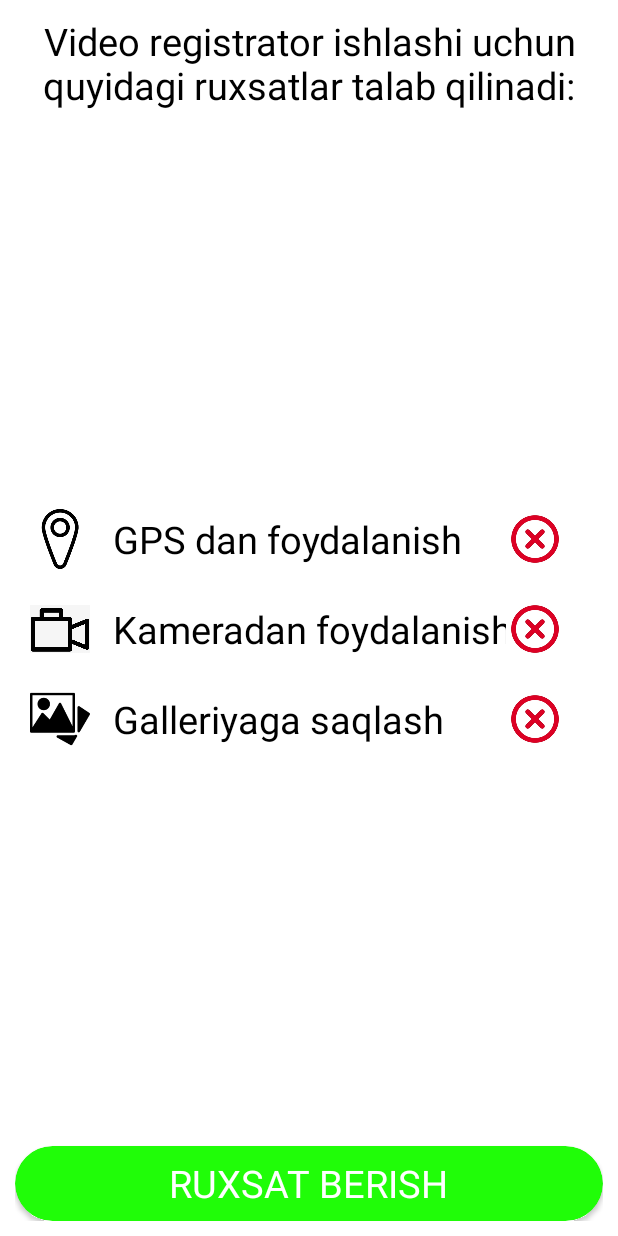
After one commit to zulfiqor7478/Video_app, an Android app: the layout activity_splash.xml on its own in the app's theme, with its tools: preview values and no code run, on a phone screen of 412 x 824 dp. The commit adds this screen. Run offline under Robolectric (Android 15) with nearby library versions, the phone set to English and light mode, and no system bars.

Commit message:
commit_splashActivity

```diff
--- a/app/src/main/res/layout/activity_main.xml
+++ b/app/src/main/res/layout/activity_main.xml
@@ -10,7 +10,7 @@
     <androidx.camera.view.PreviewView
         android:id="@+id/viewFinder"
         android:layout_width="match_parent"
-        android:layout_height="match_parent" />
+        android:layout_height="match_parent"/>
 
     <Button
         android:id="@+id/image_capture_button"
--- /dev/null
+++ b/app/src/main/res/layout/activity_splash.xml
@@ -0,0 +1,155 @@
+<?xml version="1.0" encoding="utf-8"?>
+<androidx.constraintlayout.widget.ConstraintLayout xmlns:android="http://schemas.android.com/apk/res/android"
+    xmlns:app="http://schemas.android.com/apk/res-auto"
+    xmlns:tools="http://schemas.android.com/tools"
+    android:layout_width="match_parent"
+    android:layout_height="match_parent"
+    android:padding="10dp"
+    tools:context=".SplashActivity">
+    <TextView
+        android:id="@+id/text1"
+        android:text="@string/text1"
+        android:textSize="25sp"
+        android:gravity="center"
+        android:textColor="@color/black"
+        android:layout_width="match_parent"
+        android:layout_height="wrap_content"
+        app:layout_constraintTop_toTopOf="parent"
+        app:layout_constraintLeft_toLeftOf="parent"
+        app:layout_constraintRight_toRightOf="parent"/>
+    <LinearLayout
+        android:id="@+id/linear"
+        android:orientation="vertical"
+        android:padding="10dp"
+        app:layout_constraintTop_toBottomOf="@id/text1"
+        app:layout_constraintLeft_toLeftOf="parent"
+        app:layout_constraintRight_toRightOf="parent"
+        app:layout_constraintBottom_toTopOf="@id/card"
+        android:layout_width="match_parent"
+        android:layout_height="wrap_content">
+        <androidx.constraintlayout.widget.ConstraintLayout
+            android:id="@+id/constraint1"
+            android:layout_marginBottom="20dp"
+            android:layout_width="match_parent"
+            android:layout_height="wrap_content">
+            <ImageView
+                android:id="@+id/image_gps"
+                android:src="@drawable/gps_icon"
+                app:layout_constraintTop_toTopOf="@id/constraint1"
+                app:layout_constraintBottom_toBottomOf="@id/constraint1"
+                app:layout_constraintLeft_toLeftOf="@id/constraint1"
+                android:layout_width="40dp"
+                android:layout_height="40dp"/>
+            <TextView
+                android:id="@+id/tv_gps"
+                android:text="@string/gps"
+                android:textColor="@color/black"
+                android:textSize="25sp"
+                app:layout_constraintTop_toTopOf="@id/constraint1"
+                app:layout_constraintBottom_toBottomOf="@id/constraint1"
+                app:layout_constraintLeft_toRightOf="@id/image_gps"
+                android:layout_marginStart="15dp"
+                android:layout_width="wrap_content"
+                android:layout_height="wrap_content"/>
+            <ImageView
+                android:id="@+id/image_gps_x"
+                app:layout_constraintTop_toTopOf="@id/constraint1"
+                app:layout_constraintBottom_toBottomOf="@id/constraint1"
+                app:layout_constraintRight_toRightOf="@id/constraint1"
+                android:layout_marginEnd="15dp"
+                android:src="@drawable/error_icon"
+                android:layout_width="40dp"
+                android:layout_height="40dp"/>
+        </androidx.constraintlayout.widget.ConstraintLayout>
+        <androidx.constraintlayout.widget.ConstraintLayout
+            android:id="@+id/constraint2"
+            android:layout_marginBottom="20dp"
+            android:layout_width="match_parent"
+            android:layout_height="wrap_content">
+            <ImageView
+                android:id="@+id/image_kamera"
+                android:src="@drawable/kamera_icon"
+                app:layout_constraintTop_toTopOf="@id/constraint2"
+                app:layout_constraintBottom_toBottomOf="@id/constraint2"
+                app:layout_constraintLeft_toLeftOf="@id/constraint2"
+                app:layout_constraintRight_toLeftOf="@id/tv_kamera"
+                android:layout_width="40dp"
+                android:layout_height="40dp"/>
+            <TextView
+                android:id="@+id/tv_kamera"
+                android:text="@string/kamera"
+                android:textColor="@color/black"
+                android:textSize="25sp"
+                app:layout_constraintTop_toTopOf="@id/constraint2"
+                app:layout_constraintBottom_toBottomOf="@id/constraint2"
+                app:layout_constraintLeft_toRightOf="@id/image_kamera"
+                android:layout_marginStart="15dp"
+                android:layout_width="wrap_content"
+                android:layout_height="wrap_content"/>
+            <ImageView
+                android:id="@+id/image_kamera_x"
+                app:layout_constraintTop_toTopOf="@id/constraint2"
+                app:layout_constraintBottom_toBottomOf="@id/constraint2"
+                app:layout_constraintRight_toRightOf="@id/constraint2"
+                android:layout_marginEnd="15dp"
+                android:src="@drawable/error_icon"
+                android:layout_width="40dp"
+                android:layout_height="40dp"/>
+        </androidx.constraintlayout.widget.ConstraintLayout>
+        <androidx.constraintlayout.widget.ConstraintLayout
+            android:id="@+id/constraint3"
+            android:layout_width="match_parent"
+            android:layout_height="wrap_content">
+            <ImageView
+                android:id="@+id/image_galleriya"
+                android:src="@drawable/galleriya_icon"
+                app:layout_constraintTop_toTopOf="@id/constraint3"
+                app:layout_constraintBottom_toBottomOf="@id/constraint3"
+                app:layout_constraintLeft_toLeftOf="@id/constraint3"
+                app:layout_constraintRight_toLeftOf="@id/tv_galleriya"
+                android:layout_width="40dp"
+                android:layout_height="40dp"/>
+            <TextView
+                android:id="@+id/tv_galleriya"
+                android:text="@string/galleriya"
+                android:textColor="@color/black"
+                android:textSize="25sp"
+                app:layout_constraintTop_toTopOf="@id/constraint3"
+                app:layout_constraintBottom_toBottomOf="@id/constraint3"
+                app:layout_constraintLeft_toRightOf="@id/image_galleriya"
+                android:layout_marginStart="15dp"
+                android:layout_width="wrap_content"
+                android:layout_height="wrap_content"/>
+            <ImageView
+                android:id="@+id/image_galleriya_x"
+                app:layout_constraintTop_toTopOf="@id/constraint3"
+                app:layout_constraintBottom_toBottomOf="@id/constraint3"
+                app:layout_constraintRight_toRightOf="@id/constraint3"
+                android:layout_marginEnd="15dp"
+                android:src="@drawable/error_icon"
+                android:layout_width="40dp"
+                android:layout_height="40dp"/>
+        </androidx.constraintlayout.widget.ConstraintLayout>
+    </LinearLayout>
+    <androidx.cardview.widget.CardView
+        android:id="@+id/card"
+        app:cardCornerRadius="25dp"
+        app:cardBackgroundColor="#20FD08"
+        android:layout_width="match_parent"
+        android:layout_height="50dp"
+        android:clickable="true"
+        app:layout_constraintBottom_toBottomOf="parent"
+        app:layout_constraintLeft_toLeftOf="parent"
+        app:layout_constraintRight_toRightOf="parent">
+        <TextView
+            android:text="Ruxsat berish"
+            android:textAllCaps="true"
+            android:textSize="25sp"
+            android:layout_gravity="center"
+            android:gravity="center"
+            android:textColor="@color/white"
+            android:layout_width="wrap_content"
+            android:layout_height="wrap_content"/>
+    </androidx.cardview.widget.CardView>
+
+</androidx.constraintlayout.widget.ConstraintLayout>
--- /dev/null
+++ b/app/src/main/res/layout/custom_permission_dialog.xml
@@ -0,0 +1,6 @@
+<?xml version="1.0" encoding="utf-8"?>
+<androidx.constraintlayout.widget.ConstraintLayout xmlns:android="http://schemas.android.com/apk/res/android"
+             android:layout_width="match_parent"
+             android:layout_height="match_parent">
+
+</androidx.constraintlayout.widget.ConstraintLayout>
--- a/app/src/main/res/values/strings.xml
+++ b/app/src/main/res/values/strings.xml
@@ -3,4 +3,8 @@
     <string name="take_photo">Take Photo</string>
     <string name="start_capture">Start Capture</string>
     <string name="stop_capture">Stop Capture</string>
+    <string name="gps">GPS dan foydalanish</string>
+    <string name="kamera">Kameradan foydalanish</string>
+    <string name="galleriya">Galleriyaga saqlash</string>
+    <string name="text1">Video registrator ishlashi uchun quyidagi ruxsatlar talab qilinadi:</string>
 </resources>
```
Also changed, not shown: app/build.gradle (+3 -13 lines), app/src/main/AndroidManifest.xml (+15 -2 lines), app/src/main/java/uz/innavation/MainActivity.kt (+22 -129 lines), app/src/main/java/uz/innavation/SplashActivity.kt (added, +39 -0 lines), app/src/main/res/drawable-v24/error_icon.jpg (added), app/src/main/res/drawable-v24/galleriya_icon.png (added), app/src/main/res/drawable-v24/gps_icon.png (added), app/src/main/res/drawable-v24/kamera_icon.png (added), app/src/main/res/drawable-v24/right_icon.png (added).
